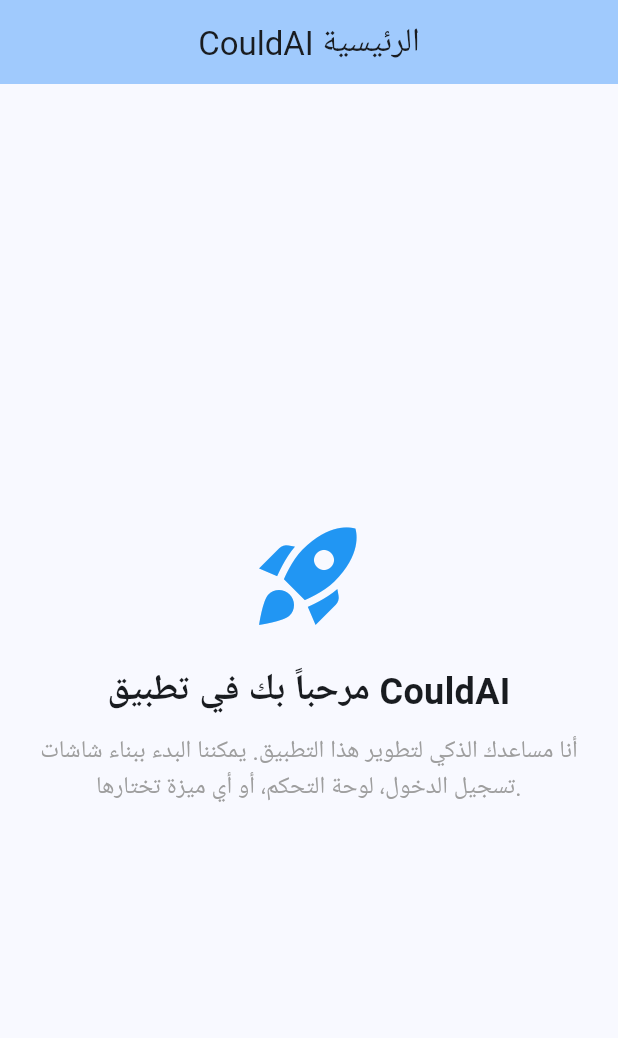
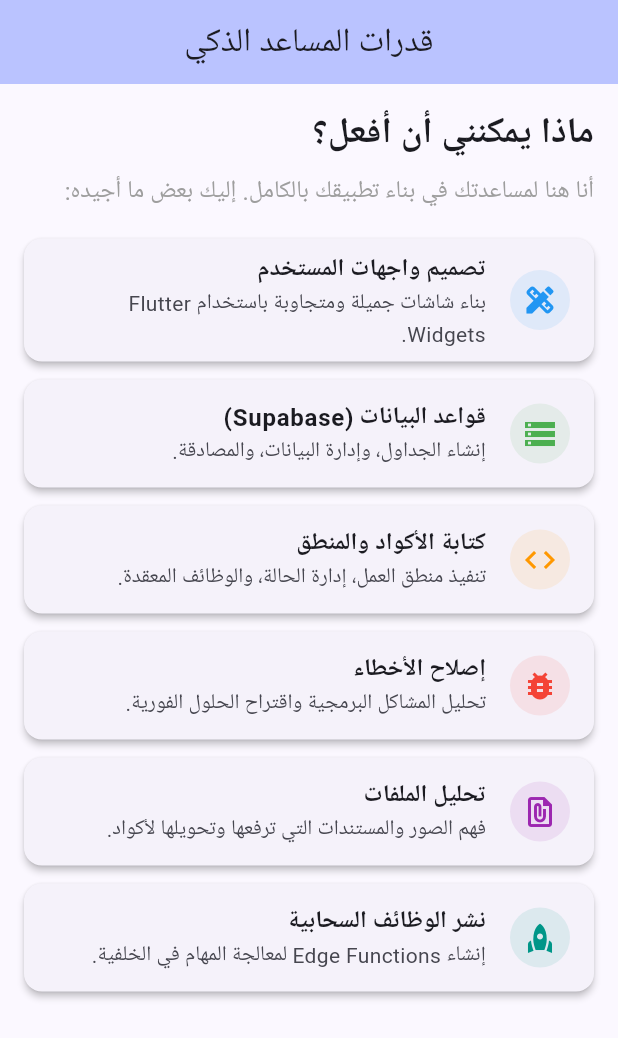
Before and after one commit to could-ai/019aa348-063f-7007-b2f0-20fe91f46c5a, a Flutter app: the screen it shows after launch, on a phone screen of 412 x 824 dp. Shown: the top 1038 px of the screen. Run offline on Flutter 3.47's test engine with Material 3 defaults, Android fonts, the phone set to English and light mode, and no system bars; Roboto replaces fonts that are missing (Arial).

Commit message:
Updated HomeScreen to display a list of AI assistant capabilities with icons and descriptions in Arabic, demonstrating UI building skills.

```diff
--- a/usr/lib/main.dart
+++ b/usr/lib/main.dart
@@ -13,11 +13,10 @@ class MyApp extends StatelessWidget {
       title: 'CouldAI User App',
       debugShowCheckedModeBanner: false,
       theme: ThemeData(
-        colorScheme: ColorScheme.fromSeed(seedColor: Colors.blue),
+        colorScheme: ColorScheme.fromSeed(seedColor: Colors.indigo),
         useMaterial3: true,
-        fontFamily: 'Arial', // Using a standard font that supports Arabic usually, or rely on system default
+        fontFamily: 'Arial',
       ),
-      // إعداد المسارات الأساسية للتطبيق
       initialRoute: '/',
       routes: {
         '/': (context) => const HomeScreen(),
@@ -31,30 +30,90 @@ class HomeScreen extends StatelessWidget {
 
   @override
   Widget build(BuildContext context) {
+    final List<Map<String, dynamic>> capabilities = [
+      {
+        'icon': Icons.design_services,
+        'title': 'تصميم واجهات المستخدم',
+        'description': 'بناء شاشات جميلة ومتجاوبة باستخدام Flutter Widgets.',
+        'color': Colors.blue
+      },
+      {
+        'icon': Icons.storage,
+        'title': 'قواعد البيانات (Supabase)',
+        'description': 'إنشاء الجداول، وإدارة البيانات، والمصادقة.',
+        'color': Colors.green
+      },
+      {
+        'icon': Icons.code,
+        'title': 'كتابة الأكواد والمنطق',
+        'description': 'تنفيذ منطق العمل، إدارة الحالة، والوظائف المعقدة.',
+        'color': Colors.orange
+      },
+      {
+        'icon': Icons.bug_report,
+        'title': 'إصلاح الأخطاء',
+        'description': 'تحليل المشاكل البرمجية واقتراح الحلول الفورية.',
+        'color': Colors.red
+      },
+      {
+        'icon': Icons.file_present,
+        'title': 'تحليل الملفات',
+        'description': 'فهم الصور والمستندات التي ترفعها وتحويلها لأكواد.',
+        'color': Colors.purple
+      },
+      {
+        'icon': Icons.rocket,
+        'title': 'نشر الوظائف السحابية',
+        'description': 'إنشاء Edge Functions لمعالجة المهام في الخلفية.',
+        'color': Colors.teal
+      },
+    ];
+
     return Scaffold(
       appBar: AppBar(
-        title: const Text('CouldAI الرئيسية'),
+        title: const Text('قدرات المساعد الذكي'),
         centerTitle: true,
         backgroundColor: Theme.of(context).colorScheme.inversePrimary,
       ),
-      body: Center(
+      body: Directionality(
+        textDirection: TextDirection.rtl,
         child: Padding(
-          padding: const EdgeInsets.all(20.0),
+          padding: const EdgeInsets.all(16.0),
           child: Column(
-            mainAxisAlignment: MainAxisAlignment.center,
+            crossAxisAlignment: CrossAxisAlignment.start,
             children: [
-              const Icon(Icons.rocket_launch, size: 80, color: Colors.blue),
+              const Text(
+                'ماذا يمكنني أن أفعل؟',
+                style: TextStyle(fontSize: 24, fontWeight: FontWeight.bold),
+              ),
+              const SizedBox(height: 8),
+              const Text(
+                'أنا هنا لمساعدتك في بناء تطبيقك بالكامل. إليك بعض ما أجيده:',
+                style: TextStyle(fontSize: 16, color: Colors.grey),
+              ),
               const SizedBox(height: 20),
-              const Text(
-                'مرحباً بك في تطبيق CouldAI',
-                style: TextStyle(fontSize: 24, fontWeight: FontWeight.bold),
-                textAlign: TextAlign.center,
-              ),
-              const SizedBox(height: 10),
-              const Text(
-                'أنا مساعدك الذكي لتطوير هذا التطبيق. يمكننا البدء ببناء شاشات تسجيل الدخول، لوحة التحكم، أو أي ميزة تختارها.',
-                style: TextStyle(fontSize: 16, color: Colors.grey),
-                textAlign: TextAlign.center,
+              Expanded(
+                child: ListView.builder(
+                  itemCount: capabilities.length,
+                  itemBuilder: (context, index) {
+                    final item = capabilities[index];
+                    return Card(
+                      elevation: 2,
+                      margin: const EdgeInsets.only(bottom: 12),
+                      child: ListTile(
+                        leading: CircleAvatar(
+                          backgroundColor: item['color'].withOpacity(0.1),
+                          child: Icon(item['icon'], color: item['color']),
+                        ),
+                        title: Text(
+                          item['title'],
+                          style: const TextStyle(fontWeight: FontWeight.bold),
+                        ),
+                        subtitle: Text(item['description']),
+                      ),
+                    );
+                  },
+                ),
               ),
             ],
           ),
```
